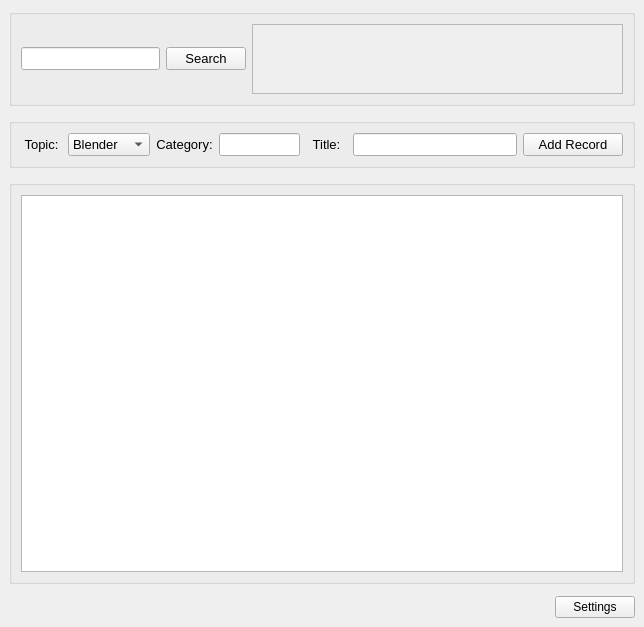
Before: the Qt Designer form qt5/gui_elements/mainUI.ui in Shotaos/GSheetsEngine, drawn with Qt 5.
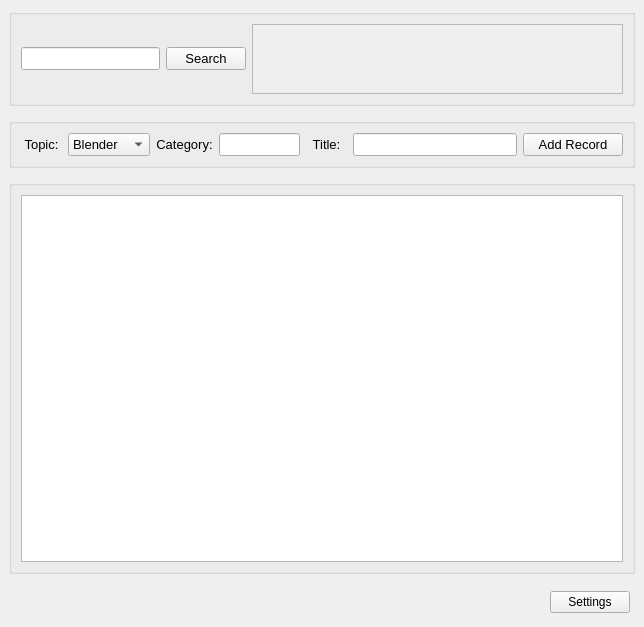
After: the same form once the commit is applied.

Commit message: Add search only activated sheets

The edit to the form file:
```diff
--- a/qt5/gui_elements/mainUI.ui
+++ b/qt5/gui_elements/mainUI.ui
@@ -445,6 +445,18 @@
       </item>
       <item row="3" column="0">
        <layout class="QHBoxLayout" name="horizontalLayout_6">
+        <property name="leftMargin">
+         <number>5</number>
+        </property>
+        <property name="topMargin">
+         <number>5</number>
+        </property>
+        <property name="rightMargin">
+         <number>5</number>
+        </property>
+        <property name="bottomMargin">
+         <number>5</number>
+        </property>
         <item>
          <widget class="QLabel" name="log_text">
           <property name="maximumSize">
```
The commit also changes 1 other file.
